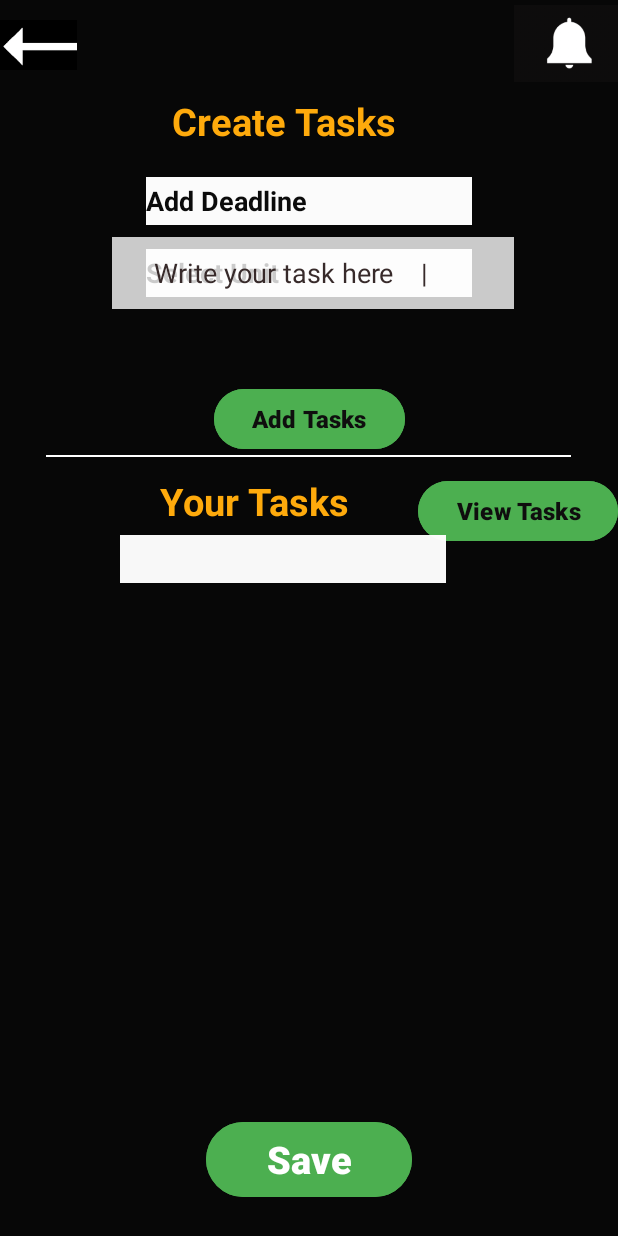
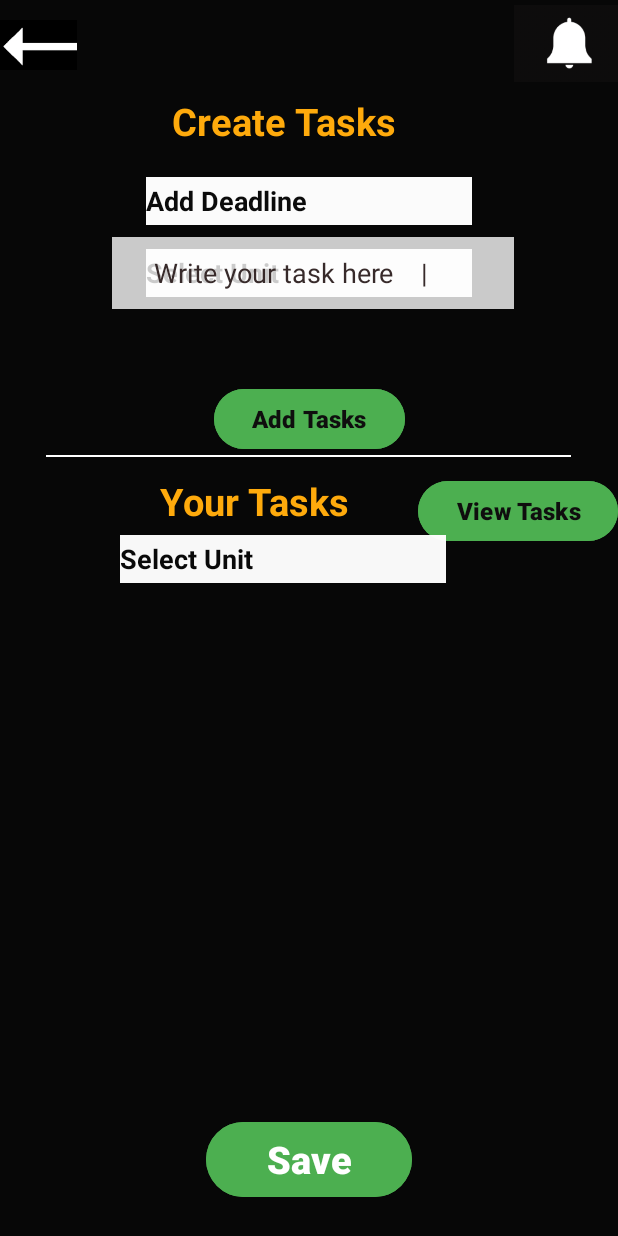
Before and after one commit to Baralsurekha/Task-management, an Android app: the CreateTask screen opened directly, with no data from a screen before it, on a phone screen of 412 x 824 dp. Run offline under Robolectric (Android 15) with nearby library versions, the phone set to English and light mode, and no system bars.

Commit message:
update create-task

```diff
--- a/app/src/main/res/layout/activity_create_task.xml
+++ b/app/src/main/res/layout/activity_create_task.xml
@@ -177,17 +177,16 @@
         app:layout_constraintStart_toStartOf="parent"
         app:layout_constraintTop_toTopOf="@+id/guideline27" />
 
-    <Spinner
-        android:id="@+id/spinner3"
+    <AutoCompleteTextView
+        android:id="@+id/selectunit2"
         android:layout_width="217dp"
         android:layout_height="32dp"
         android:background="#F8FFFFFF"
         android:text="Select Unit"
         android:textColor="#090909"
         android:textStyle="bold"
-        app:cornerRadius="12dp"
         app:layout_constraintEnd_toEndOf="parent"
-        app:layout_constraintHorizontal_bias="0.411"
+        app:layout_constraintHorizontal_bias="0.412"
         app:layout_constraintStart_toStartOf="parent"
         app:layout_constraintTop_toBottomOf="@+id/textView8" />
 
```
